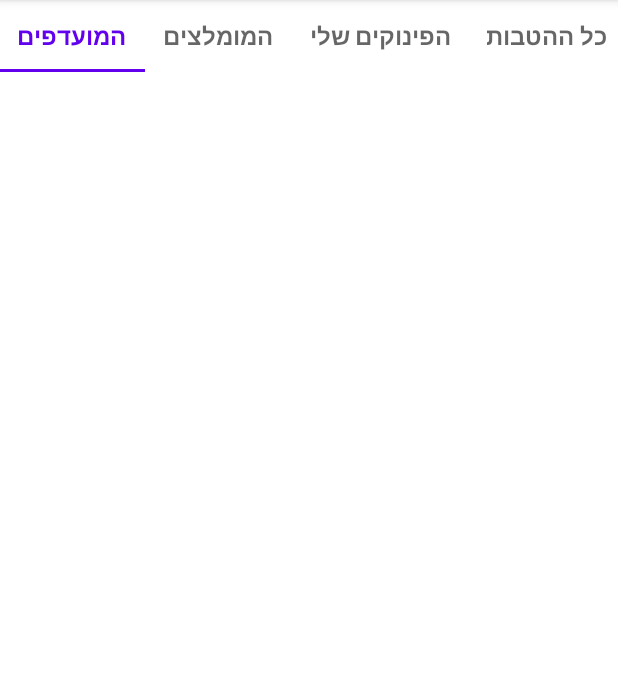
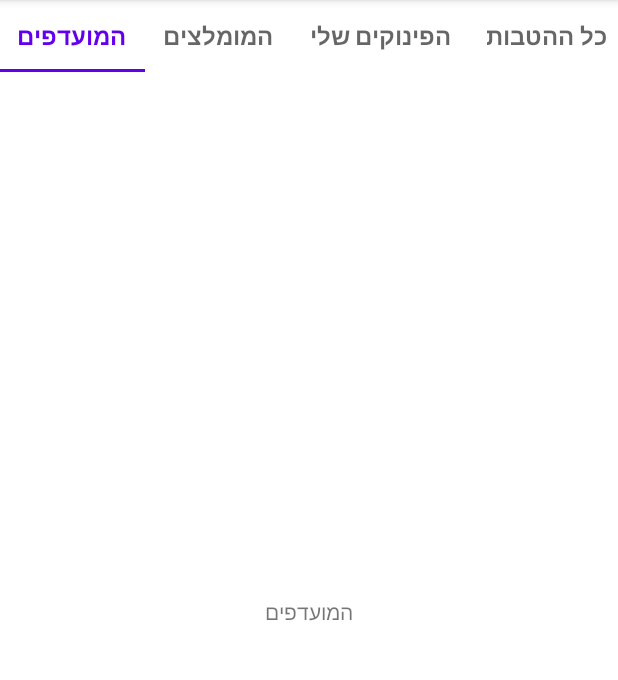
Before and after one commit to andrbotZ/matrix_boris_n, an Android app: the screen it shows after launch (MainActivity), on a phone screen of 412 x 824 dp, the part 84-764 px from its top. Run offline under Robolectric (Android 15) with nearby library versions, the phone set to English and light mode, and no system bars.

Commit message:
card fragment layout ready

```diff
--- a/app/src/main/java/com/example/matrix_boris_n/ui/benefits/adapter/ElementViewHolder.java
+++ b/app/src/main/java/com/example/matrix_boris_n/ui/benefits/adapter/ElementViewHolder.java
@@ -10,9 +10,6 @@ import androidx.annotation.NonNull;
 import androidx.recyclerview.widget.RecyclerView;
 
 import com.example.matrix_boris_n.R;
-import com.example.matrix_boris_n.executor.AppExecutor;
-import com.example.matrix_boris_n.executor.FetchImageCallable;
-import com.example.matrix_boris_n.executor.FetchLocalDataCallable;
 import com.example.matrix_boris_n.models.DataListObject;
 import com.example.matrix_boris_n.models.DataObject;
 
--- a/app/src/main/java/com/example/matrix_boris_n/ui/cards/CardsFragment.java
+++ b/app/src/main/java/com/example/matrix_boris_n/ui/cards/CardsFragment.java
@@ -44,7 +44,6 @@ public class CardsFragment extends Fragment {
         binding.cardsPager.setAdapter(pageAdapter);
         new TabLayoutMediator(binding.tabLayout, binding.cardsPager, (tab, position) -> {
             tab.setText(Constants.tabNames.get(Constants.tabNames.size() - position - 1));
-
         }).attach();
 
         binding.cardsPager.setUserInputEnabled(false);
--- a/app/src/main/java/com/example/matrix_boris_n/ui/cards/adapter/CardsPageAdapter.java
+++ b/app/src/main/java/com/example/matrix_boris_n/ui/cards/adapter/CardsPageAdapter.java
@@ -6,6 +6,8 @@ import androidx.viewpager2.adapter.FragmentStateAdapter;
 
 import com.example.matrix_boris_n.ui.benefits.BenefitsFragment;
 import com.example.matrix_boris_n.ui.card.CardFragment;
+import com.example.matrix_boris_n.ui.tab.TabFragment;
+import com.example.matrix_boris_n.utility.Constants;
 
 public class CardsPageAdapter extends FragmentStateAdapter {
     public CardsPageAdapter(@NonNull Fragment fragment) {
@@ -15,7 +17,7 @@ public class CardsPageAdapter extends FragmentStateAdapter {
     @NonNull
     @Override
     public Fragment createFragment(int position) {
-        Fragment fragment = new CardFragment();
+        Fragment fragment = TabFragment.newInstance(Constants.tabNames.get(Constants.tabNames.size() - position - 1));
         switch (position){
             case 3:
                 return new BenefitsFragment();
--- /dev/null
+++ b/app/src/main/java/com/example/matrix_boris_n/ui/tab/TabFragment.java
@@ -0,0 +1,72 @@
+package com.example.matrix_boris_n.ui.tab;
+
+import android.os.Bundle;
+
+import androidx.annotation.NonNull;
+import androidx.annotation.Nullable;
+import androidx.fragment.app.Fragment;
+import android.view.LayoutInflater;
+import android.view.View;
+import android.view.ViewGroup;
+import com.example.matrix_boris_n.R;
+import com.example.matrix_boris_n.databinding.ActivityMainBinding;
+import com.example.matrix_boris_n.databinding.FragmentCardsBinding;
+import com.example.matrix_boris_n.databinding.FragmentTabBinding;
+
+/**
+ * A simple {@link Fragment} subclass.
+ * Use the {@link TabFragment#newInstance} factory method to
+ * create an instance of this fragment.
+ *
+ */
+public class TabFragment extends Fragment {
+
+    private static final String ARG_PARAM1 = "param1";
+
+
+    // TODO: Rename and change types of parameters
+    private String mParam1;
+    private FragmentTabBinding binding;
+
+
+    public static TabFragment newInstance(String name) {
+        TabFragment fragment = new TabFragment();
+        Bundle args = new Bundle();
+        args.putString(ARG_PARAM1, name);
+
+        fragment.setArguments(args);
+        return fragment;
+    }
+
+    public TabFragment() {
+        // Required empty public constructor
+    }
+
+    @Override
+    public void onCreate(Bundle savedInstanceState) {
+        super.onCreate(savedInstanceState);
+        if (getArguments() != null) {
+            mParam1 = getArguments().getString(ARG_PARAM1);
+
+        }
+    }
+
+    @Override
+    public View onCreateView(LayoutInflater inflater, ViewGroup container,
+                             Bundle savedInstanceState) {
+        binding = FragmentTabBinding.inflate(inflater, container, false);
+        return binding.getRoot();
+    }
+
+    @Override
+    public void onViewCreated(@NonNull View view, @Nullable Bundle savedInstanceState) {
+        super.onViewCreated(view, savedInstanceState);
+        binding.name.setText(mParam1);
+    }
+
+    @Override
+    public void onDestroy() {
+        super.onDestroy();
+        binding = null;
+    }
+}
--- a/app/src/main/res/layout/fragment_card.xml
+++ b/app/src/main/res/layout/fragment_card.xml
@@ -1,38 +1,43 @@
 <RelativeLayout xmlns:android="http://schemas.android.com/apk/res/android"
     android:layout_width="match_parent"
     android:layout_height="match_parent"
-    android:layout_marginLeft="10dp">
+
+    >
 
     <ImageView
         android:id="@+id/image"
-        android:background="@color/teal_200"
         android:layout_width="wrap_content"
         android:layout_height="wrap_content"
         android:layout_alignParentTop="true"
-        android:layout_centerHorizontal="true">
+        android:layout_centerHorizontal="true"
+        android:scaleType="fitXY"
+        >
 
     </ImageView>
     <androidx.appcompat.widget.LinearLayoutCompat
-        android:layout_width="wrap_content"
+        android:layout_width="match_parent"
         android:layout_height="wrap_content"
         android:orientation="vertical"
         android:layoutDirection="rtl"
-        android:layout_alignParentBottom="true"
-        android:layout_alignParentRight="true">
+        android:layout_alignParentTop="true"
+        android:layout_centerInParent="true"
+        android:gravity="center"
+        >
         <TextView
             android:id="@+id/id"
             android:textSize="12sp"
             android:textStyle="bold"
-            android:textColor="@color/white"
+            android:textColor="@color/black"
             android:layout_width="wrap_content"
             android:layout_height="wrap_content"
-            android:textDirection="rtl">
+            android:textDirection="rtl"
+            >
         </TextView>
         <TextView
             android:id="@+id/category"
-            android:textSize="12sp"
+            android:textSize="15sp"
             android:textStyle="bold"
-            android:textColor="@color/white"
+            android:textColor="@color/black"
             android:layout_width="wrap_content"
             android:layout_height="wrap_content"
             android:textDirection="rtl">
--- /dev/null
+++ b/app/src/main/res/layout/fragment_tab.xml
@@ -0,0 +1,16 @@
+<?xml version="1.0" encoding="utf-8"?>
+<FrameLayout xmlns:android="http://schemas.android.com/apk/res/android"
+    xmlns:tools="http://schemas.android.com/tools"
+    android:layout_width="match_parent"
+    android:layout_height="match_parent"
+    tools:context=".ui.tab.TabFragment"
+    >
+
+    <!-- TODO: Update blank fragment layout -->
+    <TextView
+        android:id="@+id/name"
+        android:layout_width="wrap_content"
+        android:layout_height="wrap_content"
+        android:layout_gravity="center"/>
+
+</FrameLayout>
```
Also changed, not shown: app/src/main/java/com/example/matrix_boris_n/ui/card/CardFragment.java (+18 -3 lines).
